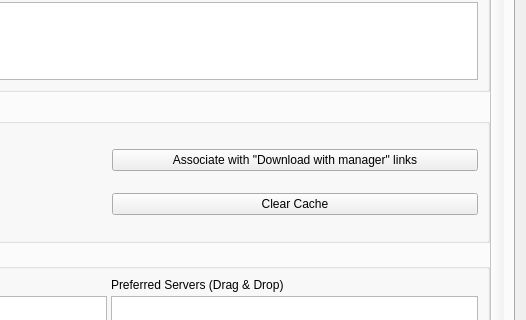
Old version of the form src/src/settingsdialog.ui in the repository saghm/Fluorine-Manager; both pictures show x 294 to 820 and y 174 to 494 of the 820 by 592 pixel window.
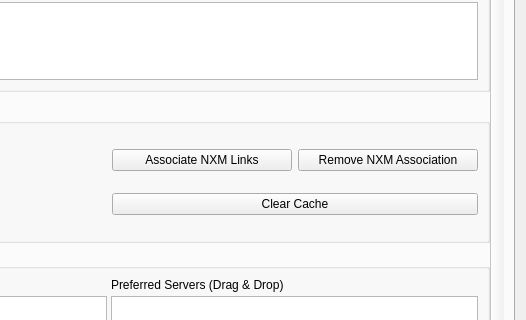
New version of the form. The open tabs and pages were chosen to show the change. Icons and pictures are not drawn. Custom widgets are drawn as their Qt base class.

Diff of the .ui file:
```diff
--- a/src/src/settingsdialog.ui
+++ b/src/src/settingsdialog.ui
@@ -1411,11 +1411,22 @@
                   <number>0</number>
                  </property>
                  <item>
+                  <layout class="QHBoxLayout" name="nxmAssociationLayout">
+                   <item>
                   <widget class="QPushButton" name="associateButton">
                    <property name="text">
-                    <string>Associate with &quot;Download with manager&quot; links</string>
-                   </property>
-                  </widget>
+                      <string>Associate NXM Links</string>
+                     </property>
+                    </widget>
+                   </item>
+                   <item>
+                    <widget class="QPushButton" name="removeAssociationButton">
+                     <property name="text">
+                      <string>Remove NXM Association</string>
+                     </property>
+                    </widget>
+                   </item>
+                  </layout>
                  </item>
                  <item>
                   <widget class="QPushButton" name="clearCacheButton">
```
Lines whose indentation alone changed are shown as unchanged.
